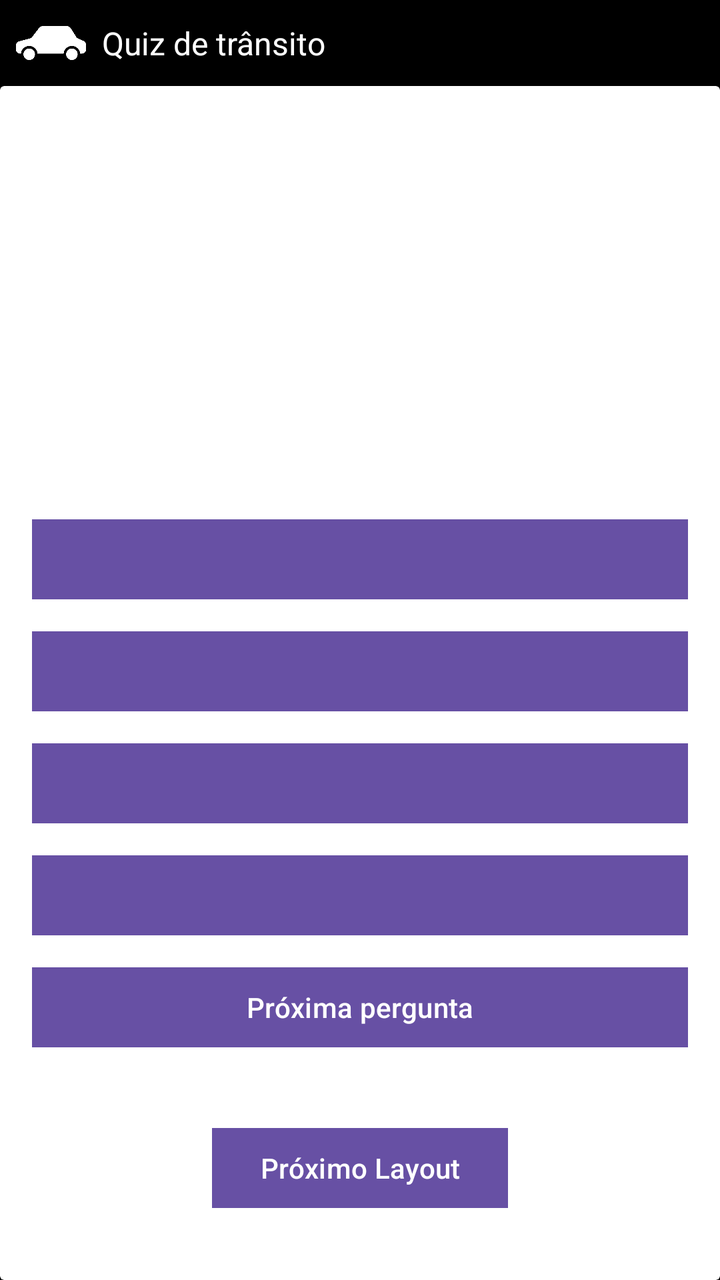
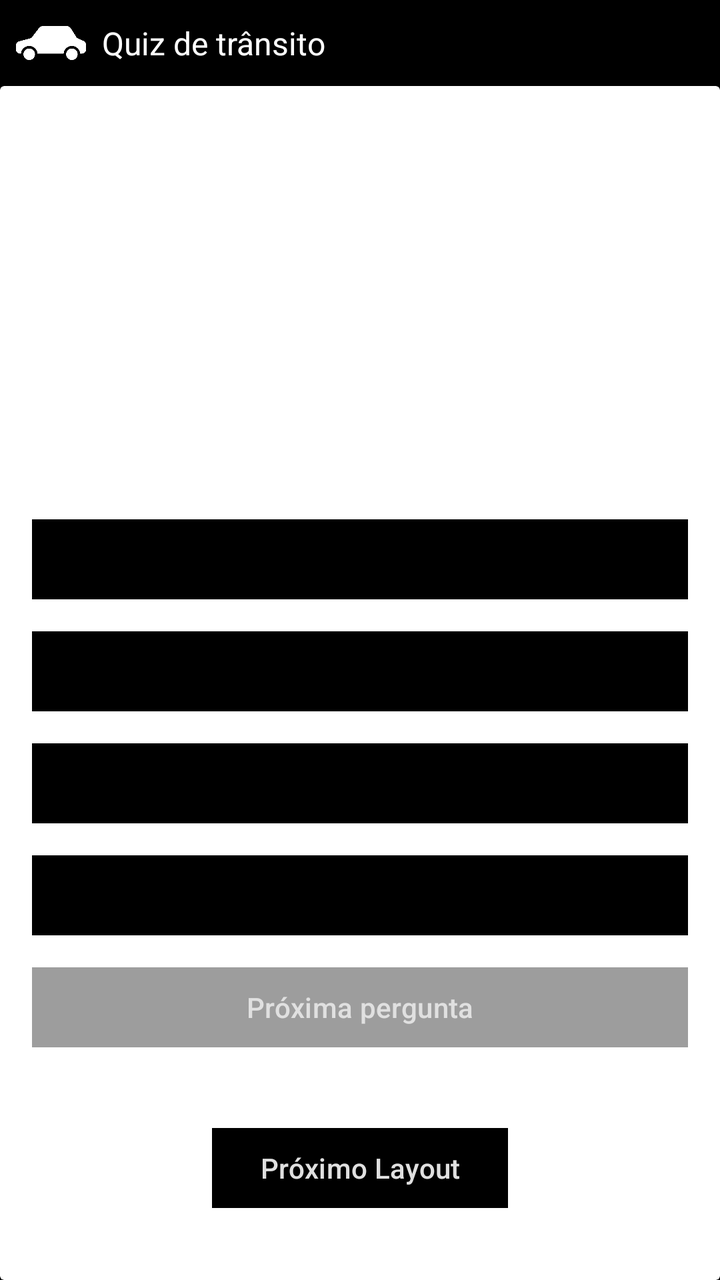

Screens rendered from an Android XML layout before and after an edit, with the pre-edit source and the edit as a unified diff.
<!-- AndroidManifest.xml: application theme Theme.Layouttelas -->
<!-- res/layout/activity_quiz_de_transito.xml -->
<?xml version="1.0" encoding="utf-8"?>
<androidx.constraintlayout.widget.ConstraintLayout xmlns:android="http://schemas.android.com/apk/res/android"
    xmlns:app="http://schemas.android.com/apk/res-auto"
    xmlns:tools="http://schemas.android.com/tools"
    android:id="@+id/main"
    android:layout_width="match_parent"
    android:layout_height="match_parent"
    android:background="@color/black"
    tools:context=".QuizDeTransito">

    <androidx.constraintlayout.widget.ConstraintLayout
        android:id="@+id/ConstraintLayoutQuizTransito"
        android:layout_width="match_parent"
        android:layout_height="match_parent">

        <androidx.constraintlayout.widget.ConstraintLayout
            android:id="@+id/ConstraintLayoutHeader"
            android:layout_width="match_parent"
            android:layout_height="wrap_content"
            app:layout_constraintEnd_toEndOf="parent"
            app:layout_constraintHorizontal_bias="0.0"
            app:layout_constraintStart_toStartOf="parent"
            app:layout_constraintTop_toTopOf="parent">

            <ImageView
                android:id="@+id/imgHeaderIcon"
                android:layout_width="35dp"
                android:layout_height="35dp"
                android:layout_marginStart="8dp"
                android:layout_marginTop="4dp"
                android:layout_marginBottom="4dp"
                android:contentDescription="@string/header_piggybank_description"
                app:layout_constraintBottom_toBottomOf="parent"
                app:layout_constraintStart_toStartOf="parent"
                app:layout_constraintTop_toTopOf="parent"
                app:srcCompat="@drawable/carro_icon" />

            <TextView
                android:id="@+id/txtHeader"
                android:layout_width="wrap_content"
                android:layout_height="wrap_content"
                android:layout_marginStart="8dp"
                android:text="@string/header_title_quiz_transito"
                android:textColor="@color/white"
                android:textSize="16sp"
                app:layout_constraintBottom_toBottomOf="parent"
                app:layout_constraintStart_toEndOf="@+id/imgHeaderIcon"
                app:layout_constraintTop_toTopOf="parent" />
        </androidx.constraintlayout.widget.ConstraintLayout>

        <androidx.cardview.widget.CardView
            android:id="@+id/crdBackground"
            android:layout_width="0dp"
            android:layout_height="0dp"
            app:layout_constraintBottom_toBottomOf="parent"
            app:layout_constraintEnd_toEndOf="parent"
            app:layout_constraintStart_toStartOf="parent"
            app:layout_constraintTop_toBottomOf="@+id/ConstraintLayoutHeader" >

            <androidx.constraintlayout.widget.ConstraintLayout
                android:id="@+id/ConstraintLayoutBackground"
                android:layout_width="match_parent"
                android:layout_height="match_parent">

                <TextView
                    android:id="@+id/txtCurrentQuestion"
                    android:layout_width="wrap_content"
                    android:layout_height="wrap_content"
                    android:layout_marginStart="16dp"
                    android:layout_marginTop="16dp"
                    android:textSize="18sp"
                    app:layout_constraintStart_toStartOf="parent"
                    app:layout_constraintTop_toTopOf="parent" />

                <ImageView
                    android:id="@+id/imgPlacaTransito"
                    android:layout_width="100dp"
                    android:layout_height="100dp"
                    android:layout_marginStart="16dp"
                    android:layout_marginTop="16dp"
                    android:layout_marginEnd="16dp"
                    android:contentDescription="@string/description_placa"
                    app:layout_constraintEnd_toEndOf="parent"
                    app:layout_constraintStart_toStartOf="parent"
                    app:layout_constraintTop_toBottomOf="@+id/txtCurrentQuestion" />

                <TextView
                    android:id="@+id/txtQuestion"
                    android:layout_width="wrap_content"
                    android:layout_height="wrap_content"
                    android:layout_marginStart="16dp"
                    android:layout_marginTop="16dp"
                    android:textSize="18sp"
                    app:layout_constraintStart_toStartOf="parent"
                    app:layout_constraintTop_toBottomOf="@+id/imgPlacaTransito" />

                <Button
                    android:id="@+id/btnOption1"
                    android:layout_width="0dp"
                    android:layout_height="wrap_content"
                    android:layout_marginStart="16dp"
                    android:layout_marginTop="16dp"
                    android:layout_marginEnd="16dp"
                    app:cornerRadius="0dp"
                    app:layout_constraintEnd_toEndOf="parent"
                    app:layout_constraintHorizontal_bias="0.498"
                    app:layout_constraintStart_toStartOf="parent"
                    app:layout_constraintTop_toBottomOf="@+id/txtQuestion" />

                <Button
                    android:id="@+id/btnOption2"
                    android:layout_width="0dp"
                    android:layout_height="wrap_content"
                    android:layout_marginStart="16dp"
                    android:layout_marginTop="8dp"
                    android:layout_marginEnd="16dp"
                    app:cornerRadius="0dp"
                    app:layout_constraintEnd_toEndOf="parent"
                    app:layout_constraintStart_toStartOf="parent"
                    app:layout_constraintTop_toBottomOf="@+id/btnOption1" />

                <Button
                    android:id="@+id/btnOption3"
                    android:layout_width="0dp"
                    android:layout_height="wrap_content"
                    android:layout_marginStart="16dp"
                    android:layout_marginTop="8dp"
                    android:layout_marginEnd="16dp"
                    app:cornerRadius="0dp"
                    app:layout_constraintEnd_toEndOf="parent"
                    app:layout_constraintStart_toStartOf="parent"
                    app:layout_constraintTop_toBottomOf="@+id/btnOption2" />

                <Button
                    android:id="@+id/btnOption4"
                    android:layout_width="0dp"
                    android:layout_height="wrap_content"
                    android:layout_marginStart="16dp"
                    android:layout_marginTop="8dp"
                    android:layout_marginEnd="16dp"
                    app:cornerRadius="0dp"
                    app:layout_constraintEnd_toEndOf="parent"
                    app:layout_constraintStart_toStartOf="parent"
                    app:layout_constraintTop_toBottomOf="@+id/btnOption3" />

                <Button
                    android:id="@+id/btnProximaPergunta"
                    android:layout_width="0dp"
                    android:layout_height="wrap_content"
                    android:layout_marginStart="16dp"
                    android:layout_marginTop="8dp"
                    android:layout_marginEnd="16dp"
                    android:text="@string/proxima_pergunta"
                    app:cornerRadius="0dp"
                    app:layout_constraintEnd_toEndOf="parent"
                    app:layout_constraintStart_toStartOf="parent"
                    app:layout_constraintTop_toBottomOf="@+id/btnOption4" />

                <Button
                    android:id="@+id/button"
                    android:layout_width="wrap_content"
                    android:layout_height="wrap_content"
                    android:layout_marginBottom="32dp"
                    android:text="@string/btn_proximo_layout"
                    app:cornerRadius="0dp"
                    app:layout_constraintBottom_toBottomOf="parent"
                    app:layout_constraintEnd_toEndOf="parent"
                    app:layout_constraintStart_toStartOf="parent" />
            </androidx.constraintlayout.widget.ConstraintLayout>
        </androidx.cardview.widget.CardView>
    </androidx.constraintlayout.widget.ConstraintLayout>
</androidx.constraintlayout.widget.ConstraintLayout>
<!-- resources referenced by this layout -->
<resources>
  <color name="black">#FF000000</color>
  <color name="white">#FFFFFFFF</color>
  <!-- drawable carro_icon: png bitmap (drawable, 22021 bytes) -->
  <string name="btn_proximo_layout">Próximo Layout</string>
  <string name="description_placa">Placa de transito atual</string>
  <string name="header_piggybank_description">Cofrinho minimalista branco com um cifrão no meio</string>
  <string name="header_title_quiz_transito">Quiz de trânsito</string>
  <string name="proxima_pergunta">Próxima pergunta</string>
  <style name="Theme.Layouttelas" parent="Base.Theme.Layouttelas" />
  <style name="Base.Theme.Layouttelas" parent="Theme.Material3.DayNight.NoActionBar">
          
          
      </style>
</resources>

<!-- the commit's change to res/layout/activity_quiz_de_transito.xml (unified diff, before → after) -->
@@ -101,6 +101,8 @@
                     android:layout_marginStart="16dp"
                     android:layout_marginTop="16dp"
                     android:layout_marginEnd="16dp"
+                    android:backgroundTint="@color/btn_background_tint"
+                    android:textColor="@color/btn_text_color"
                     app:cornerRadius="0dp"
                     app:layout_constraintEnd_toEndOf="parent"
                     app:layout_constraintHorizontal_bias="0.498"
@@ -114,6 +116,8 @@
                     android:layout_marginStart="16dp"
                     android:layout_marginTop="8dp"
                     android:layout_marginEnd="16dp"
+                    android:backgroundTint="@color/btn_background_tint"
+                    android:textColor="@color/btn_text_color"
                     app:cornerRadius="0dp"
                     app:layout_constraintEnd_toEndOf="parent"
                     app:layout_constraintStart_toStartOf="parent"
@@ -126,6 +130,8 @@
                     android:layout_marginStart="16dp"
                     android:layout_marginTop="8dp"
                     android:layout_marginEnd="16dp"
+                    android:backgroundTint="@color/btn_background_tint"
+                    android:textColor="@color/btn_text_color"
                     app:cornerRadius="0dp"
                     app:layout_constraintEnd_toEndOf="parent"
                     app:layout_constraintStart_toStartOf="parent"
@@ -138,6 +144,8 @@
                     android:layout_marginStart="16dp"
                     android:layout_marginTop="8dp"
                     android:layout_marginEnd="16dp"
+                    android:backgroundTint="@color/btn_background_tint"
+                    android:textColor="@color/btn_text_color"
                     app:cornerRadius="0dp"
                     app:layout_constraintEnd_toEndOf="parent"
                     app:layout_constraintStart_toStartOf="parent"
@@ -150,7 +158,10 @@
                     android:layout_marginStart="16dp"
                     android:layout_marginTop="8dp"
                     android:layout_marginEnd="16dp"
+                    android:backgroundTint="@color/btn_background_tint"
+                    android:enabled="false"
                     android:text="@string/proxima_pergunta"
+                    android:textColor="@color/btn_text_color"
                     app:cornerRadius="0dp"
                     app:layout_constraintEnd_toEndOf="parent"
                     app:layout_constraintStart_toStartOf="parent"
@@ -161,7 +172,9 @@
                     android:layout_width="wrap_content"
                     android:layout_height="wrap_content"
                     android:layout_marginBottom="32dp"
+                    android:backgroundTint="@color/btn_background_tint"
                     android:text="@string/btn_proximo_layout"
+                    android:textColor="@color/text_disabled"
                     app:cornerRadius="0dp"
                     app:layout_constraintBottom_toBottomOf="parent"
                     app:layout_constraintEnd_toEndOf="parent"
<!-- resource entries referenced after the edit -->
@@ -1,6 +1,7 @@
 <!-- resources referenced by this layout -->
 <resources>
   <color name="black">#FF000000</color>
+  <color name="text_disabled">#E0E0E0</color>
   <color name="white">#FFFFFFFF</color>
   <!-- drawable carro_icon: png bitmap (drawable, 22021 bytes) -->
   <string name="btn_proximo_layout">Próximo Layout</string>
